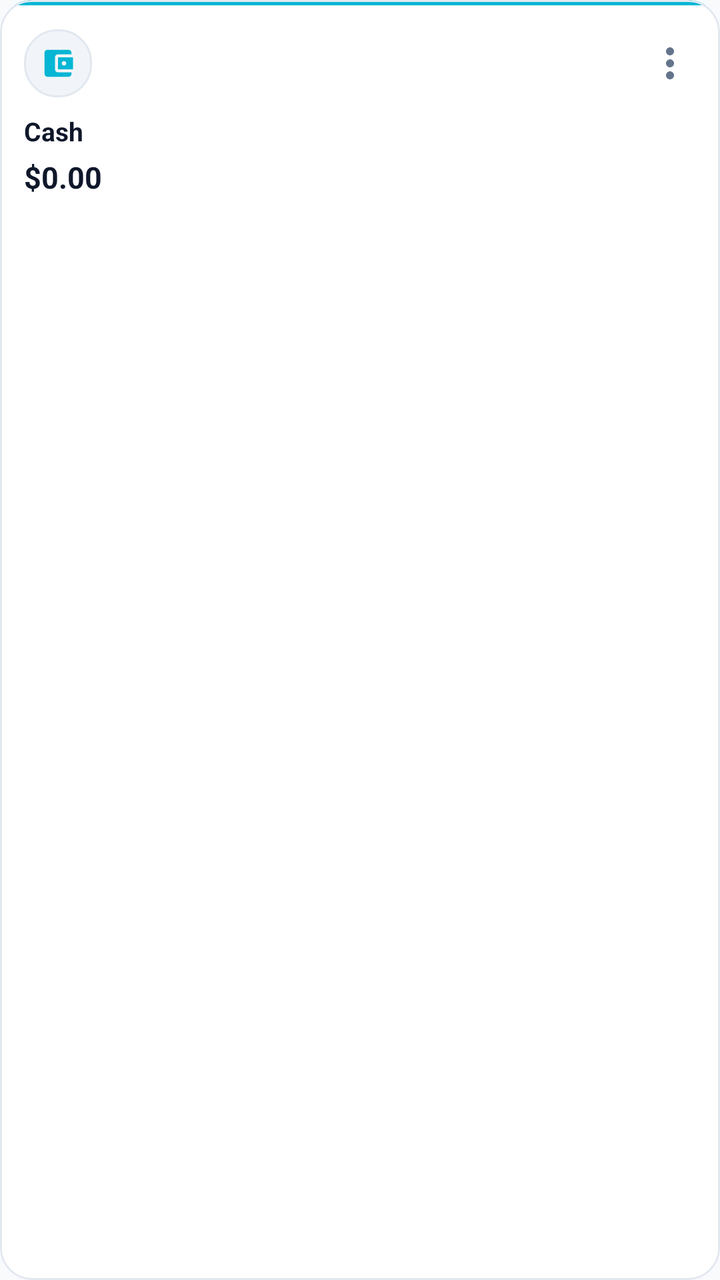
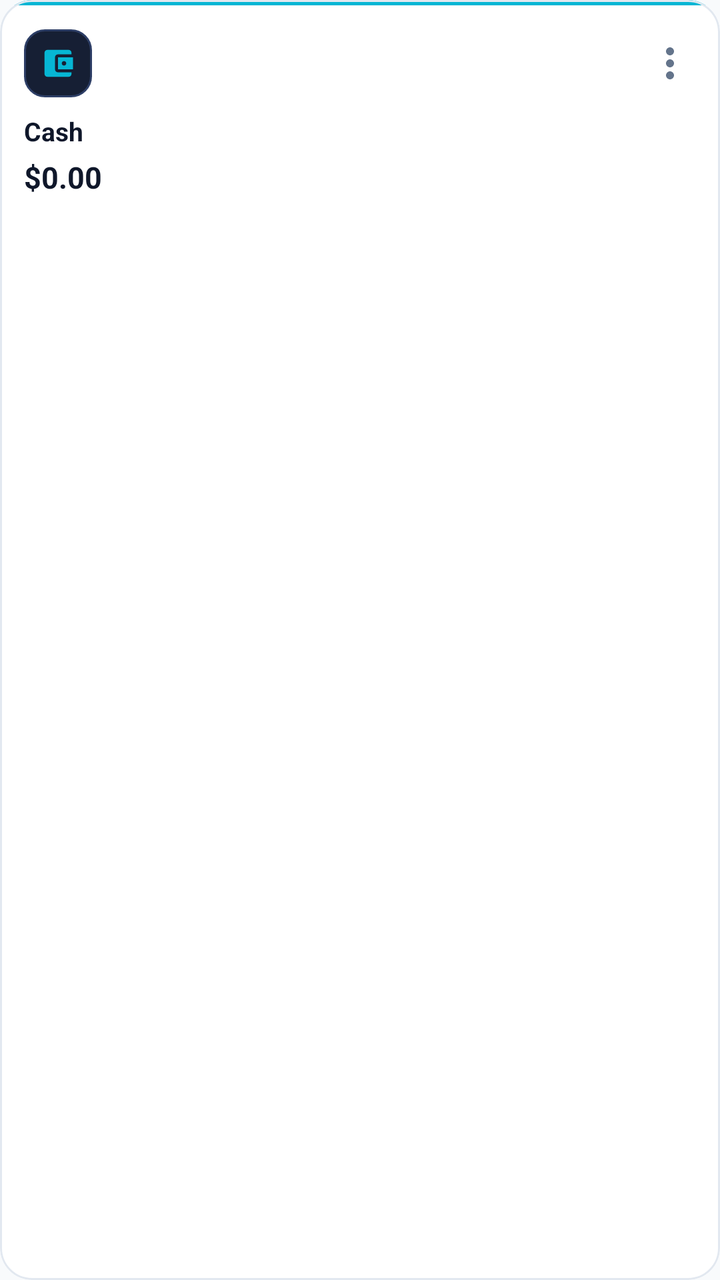

Compare the two renders of this Android layout. The source of the first and the diff that turns it into the second are given below.
<!-- AndroidManifest.xml: application theme Theme.LifeSync -->
<!-- res/layout/item_wallet_bucket.xml -->
<?xml version="1.0" encoding="utf-8"?>
<com.google.android.material.card.MaterialCardView xmlns:android="http://schemas.android.com/apk/res/android"
    xmlns:app="http://schemas.android.com/apk/res-auto"
    android:layout_width="match_parent"
    android:layout_height="wrap_content"
    android:layout_margin="4dp"
    android:clickable="true"
    android:focusable="true"
    android:foreground="?attr/selectableItemBackground"
    app:cardBackgroundColor="@color/surface_card"
    app:cardCornerRadius="16dp"
    app:cardElevation="0dp"
    app:strokeColor="@color/card_stroke"
    app:strokeWidth="1dp">

    <LinearLayout
        android:layout_width="match_parent"
        android:layout_height="wrap_content"
        android:orientation="vertical">

        
        <View
            android:id="@+id/viewAccentIndicator"
            android:layout_width="match_parent"
            android:layout_height="2.5dp"
            android:background="#06B6D4" />

        <LinearLayout
            android:layout_width="match_parent"
            android:layout_height="wrap_content"
            android:orientation="vertical"
            android:padding="12dp">

            
            <LinearLayout
                android:layout_width="match_parent"
                android:layout_height="wrap_content"
                android:gravity="center_vertical"
                android:orientation="horizontal">

                <FrameLayout
                    android:id="@+id/layoutBucketIconBg"
                    android:layout_width="34dp"
                    android:layout_height="34dp"
                    android:background="@drawable/bg_glass_squircle_action">

                    <ImageView
                        android:id="@+id/ivBucketIcon"
                        android:layout_width="18dp"
                        android:layout_height="18dp"
                        android:layout_gravity="center"
                        android:src="@drawable/ic_wallet"
                        app:tint="#06B6D4" />
                </FrameLayout>

                <View
                    android:layout_width="0dp"
                    android:layout_height="0dp"
                    android:layout_weight="1" />

                <ImageButton
                    android:id="@+id/btnBucketOptions"
                    android:layout_width="26dp"
                    android:layout_height="26dp"
                    android:background="?attr/selectableItemBackgroundBorderless"
                    android:contentDescription="Account Options"
                    android:padding="2dp"
                    android:src="@drawable/ic_more_vert"
                    app:tint="@color/text_muted" />
            </LinearLayout>

            
            <TextView
                android:id="@+id/tvBucketName"
                android:layout_width="match_parent"
                android:layout_height="wrap_content"
                android:layout_marginTop="8dp"
                android:ellipsize="end"
                android:maxLines="1"
                android:text="Cash"
                android:textColor="@color/text_primary"
                android:textSize="13sp"
                android:textStyle="bold" />

            
            <TextView
                android:id="@+id/tvBucketAccounts"
                android:layout_width="0dp"
                android:layout_height="0dp"
                android:visibility="gone" />

            
            <TextView
                android:id="@+id/tvBucketBalance"
                android:layout_width="match_parent"
                android:layout_height="wrap_content"
                android:layout_marginTop="4dp"
                android:ellipsize="end"
                android:maxLines="1"
                android:text="$0.00"
                android:textColor="@color/text_primary"
                android:textSize="15sp"
                android:textStyle="bold" />

        </LinearLayout>

    </LinearLayout>

</com.google.android.material.card.MaterialCardView>
<!-- resources referenced by this layout -->
<resources>
  <color name="card_stroke">#E2E8F0</color>
  <color name="surface_card">#FFFFFF</color>
  <color name="text_muted">#64748B</color>
  <color name="text_primary">#0F172A</color>
  <!-- drawable bg_glass_squircle_action (drawable) -->
  <?xml version="1.0" encoding="utf-8"?>
  <ripple xmlns:android="http://schemas.android.com/apk/res/android"
      android:color="#200284C7">
      <item>
          <shape android:shape="rectangle">
              <corners android:radius="16dp" />
              <solid android:color="@color/surface_variant" />
              <stroke
                  android:width="1dp"
                  android:color="@color/card_stroke" />
          </shape>
      </item>
  </ripple>
  <!-- drawable ic_more_vert (drawable) -->
  <vector xmlns:android="http://schemas.android.com/apk/res/android"
      android:width="24dp"
      android:height="24dp"
      android:viewportWidth="24"
      android:viewportHeight="24">
      <path
          android:fillColor="@android:color/white"
          android:pathData="M12,8c1.1,0 2,-0.9 2,-2s-0.9,-2 -2,-2 -2,0.9 -2,2 0.9,2 2,2zM12,10c-1.1,0 -2,0.9 -2,2s0.9,2 2,2 2,-0.9 2,-2 -0.9,-2 -2,-2zM12,16c-1.1,0 -2,0.9 -2,2s0.9,2 2,2 2,-0.9 2,-2 -0.9,-2 -2,-2z" />
  </vector>
  <!-- drawable ic_wallet (drawable) -->
  <vector xmlns:android="http://schemas.android.com/apk/res/android"
      android:width="24dp"
      android:height="24dp"
      android:viewportWidth="24"
      android:viewportHeight="24">
      <path
          android:fillColor="#000000"
          android:pathData="M21,18v1c0,1.1 -0.9,2 -2,2H5c-1.11,0 -2,-0.9 -2,-2V5c0,-1.1 0.89,-2 2,-2h14c1.1,0 2,0.9 2,2v1h-9c-1.11,0 -2,0.9 -2,2v8c0,1.1 0.89,2 2,2h9zm-9,-2h10V8H12v8zm4,-2.5c-0.83,0 -1.5,-0.67 -1.5,-1.5s0.67,-1.5 1.5,-1.5 1.5,0.67 1.5,1.5 -0.67,1.5 -1.5,1.5z"/>
  </vector>
  <color name="surface_variant">#F1F5F9</color>
  <color name="primary">#0284C7</color>
  <color name="primary_variant">#0369A1</color>
  <color name="on_primary">#FFFFFF</color>
  <color name="secondary">#7C3AED</color>
  <color name="secondary_variant">#6D28D9</color>
  <color name="on_secondary">#FFFFFF</color>
  <color name="surface">#FFFFFF</color>
  <color name="text_secondary">#64748B</color>
  <color name="background">#F8FAFC</color>
  <style name="CardElevationRounded" parent="Widget.MaterialComponents.CardView">
          <item name="cardCornerRadius">22dp</item>
          <item name="cardElevation">2dp</item>
          <item name="strokeWidth">1dp</item>
          <item name="strokeColor">@color/card_stroke</item>
          <item name="cardBackgroundColor">@color/surface_card</item>
      </style>
  <style name="DuoRhythmTextView" parent="android:Widget.TextView">
          <item name="android:lineSpacingExtra">2dp</item>
          <item name="android:fontFamily">sans-serif</item>
          <item name="android:includeFontPadding">true</item>
      </style>
  <style name="DuoRhythmEditText" parent="android:Widget.EditText">
          <item name="android:lineSpacingExtra">2dp</item>
          <item name="android:fontFamily">sans-serif</item>
          <item name="android:includeFontPadding">true</item>
          <item name="android:textColor">@color/text_primary</item>
          <item name="android:textColorHint">@color/text_secondary</item>
      </style>
  <!-- unchanged entries left out for length: 1 -->
</resources>

<!-- the commit's change to res/layout/item_wallet_bucket.xml (unified diff, before → after) -->
@@ -42,7 +42,7 @@
                     android:id="@+id/layoutBucketIconBg"
                     android:layout_width="34dp"
                     android:layout_height="34dp"
-                    android:background="@drawable/bg_glass_squircle_action">
+                    android:background="@drawable/bg_bucket_icon_badge">
 
                     <ImageView
                         android:id="@+id/ivBucketIcon"
<!-- resource entries referenced after the edit -->
@@ -4,20 +4,16 @@
   <color name="surface_card">#FFFFFF</color>
   <color name="text_muted">#64748B</color>
   <color name="text_primary">#0F172A</color>
-  <!-- drawable bg_glass_squircle_action (drawable) -->
+  <!-- drawable bg_bucket_icon_badge (drawable) -->
   <?xml version="1.0" encoding="utf-8"?>
-  <ripple xmlns:android="http://schemas.android.com/apk/res/android"
-      android:color="#200284C7">
-      <item>
-          <shape android:shape="rectangle">
-              <corners android:radius="16dp" />
-              <solid android:color="@color/surface_variant" />
-              <stroke
-                  android:width="1dp"
-                  android:color="@color/card_stroke" />
-          </shape>
-      </item>
-  </ripple>
+  <shape xmlns:android="http://schemas.android.com/apk/res/android"
+      android:shape="rectangle">
+      <corners android:radius="10dp" />
+      <solid android:color="#161F34" />
+      <stroke
+          android:width="1dp"
+          android:color="#2D3E66" />
+  </shape>
   <!-- drawable ic_more_vert (drawable) -->
   <vector xmlns:android="http://schemas.android.com/apk/res/android"
       android:width="24dp"
@@ -38,7 +34,6 @@
           android:fillColor="#000000"
           android:pathData="M21,18v1c0,1.1 -0.9,2 -2,2H5c-1.11,0 -2,-0.9 -2,-2V5c0,-1.1 0.89,-2 2,-2h14c1.1,0 2,0.9 2,2v1h-9c-1.11,0 -2,0.9 -2,2v8c0,1.1 0.89,2 2,2h9zm-9,-2h10V8H12v8zm4,-2.5c-0.83,0 -1.5,-0.67 -1.5,-1.5s0.67,-1.5 1.5,-1.5 1.5,0.67 1.5,1.5 -0.67,1.5 -1.5,1.5z"/>
   </vector>
-  <color name="surface_variant">#F1F5F9</color>
   <color name="primary">#0284C7</color>
   <color name="primary_variant">#0369A1</color>
   <color name="on_primary">#FFFFFF</color>
